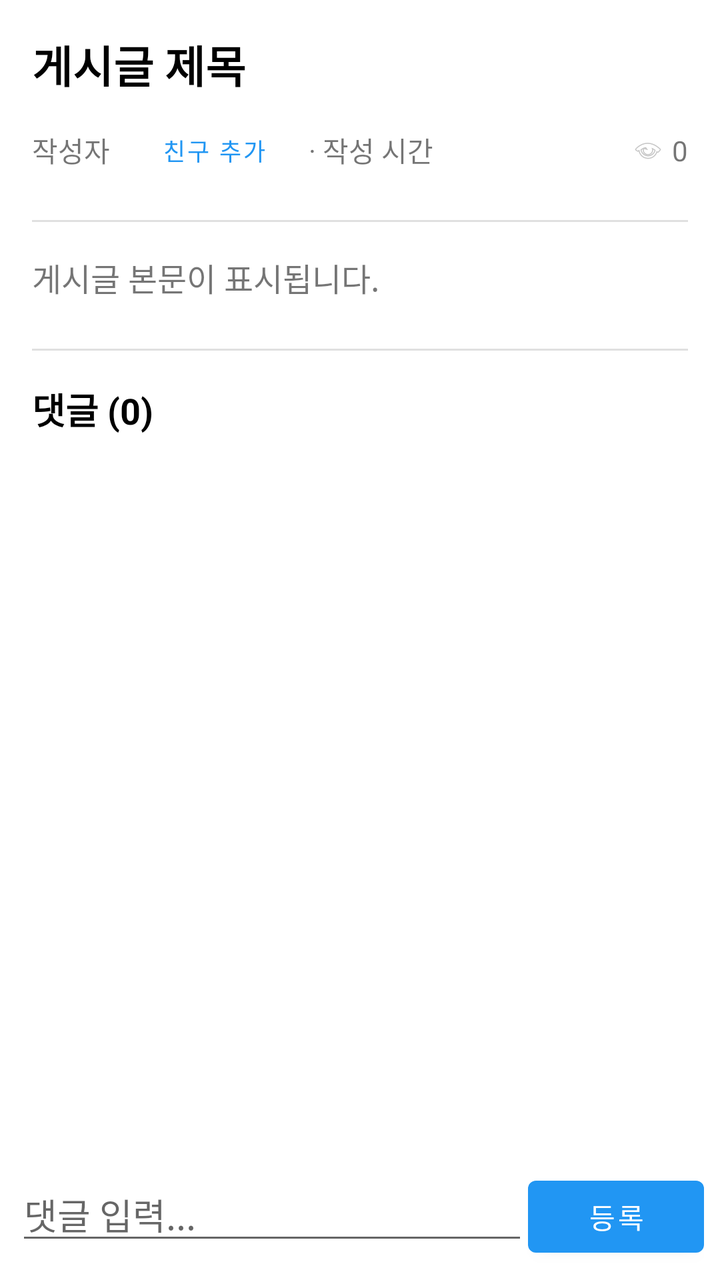
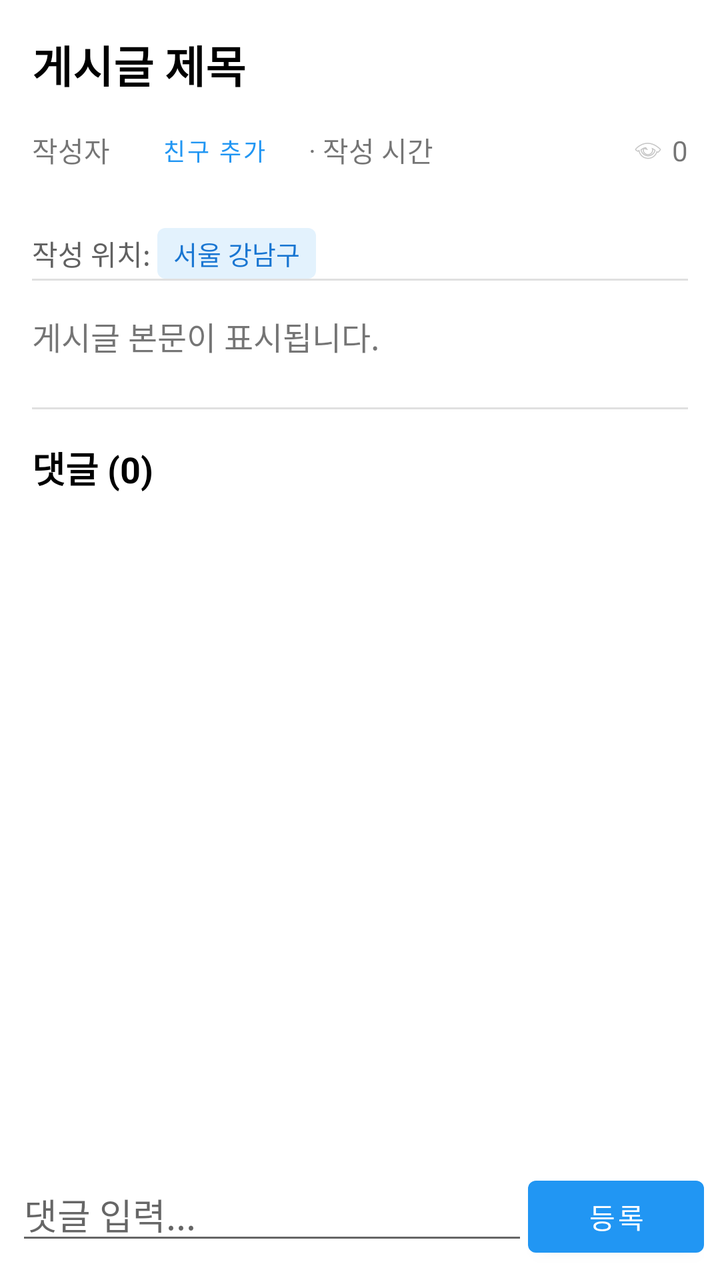

Screens rendered from an Android XML layout before and after an edit, with the pre-edit source and the edit as a unified diff.
<!-- AndroidManifest.xml: activity theme Theme.SocialMyMap -->
<!-- res/layout/activity_post_detail.xml -->
<?xml version="1.0" encoding="utf-8"?>
<RelativeLayout xmlns:android="http://schemas.android.com/apk/res/android"
    android:layout_width="match_parent"
    android:layout_height="match_parent"
    android:fitsSystemWindows="true">

    <LinearLayout
        android:id="@+id/comment_input_layout"
        android:layout_width="match_parent"
        android:layout_height="wrap_content"
        android:layout_alignParentBottom="true"
        android:orientation="horizontal"
        android:padding="8dp"
        android:background="@android:color/white">

        <EditText
            android:id="@+id/et_comment"
            android:layout_width="0dp"
            android:layout_height="wrap_content"
            android:layout_weight="1"
            android:hint="댓글 입력..." />

        <Button
            android:id="@+id/btn_submit_comment"
            android:layout_width="wrap_content"
            android:layout_height="wrap_content"
            android:text="등록" />
    </LinearLayout>

    <androidx.core.widget.NestedScrollView
        android:layout_width="match_parent"
        android:layout_height="match_parent"
        android:layout_above="@id/comment_input_layout">

        <LinearLayout
            android:layout_width="match_parent"
            android:layout_height="wrap_content"
            android:orientation="vertical"
            android:padding="16dp">

            <TextView
                android:id="@+id/tv_detail_title"
                android:layout_width="wrap_content"
                android:layout_height="wrap_content"
                android:text="게시글 제목"
                android:textSize="22sp"
                android:textStyle="bold"
                android:textColor="@android:color/black" />

            <LinearLayout
                android:layout_width="match_parent"
                android:layout_height="wrap_content"
                android:orientation="horizontal"
                android:layout_marginTop="8dp"
                android:layout_marginBottom="16dp"
                android:gravity="center_vertical">

                <TextView
                    android:id="@+id/tv_detail_author"
                    android:layout_width="wrap_content"
                    android:layout_height="wrap_content"
                    android:text="작성자" />

                <Button
                    android:id="@+id/btn_add_friend"
                    android:layout_width="wrap_content"
                    android:layout_height="wrap_content"
                    android:text="친구 추가"
                    android:textSize="12sp"
                    android:textColor="#2196F3"
                    android:paddingStart="8dp"
                    android:paddingEnd="8dp"
                    android:layout_marginStart="8dp"
                    android:minHeight="0dp"
                    android:background="?attr/selectableItemBackground"/>

                <TextView
                    android:layout_width="wrap_content"
                    android:layout_height="wrap_content"
                    android:text=" · " />

                <TextView
                    android:id="@+id/tv_detail_time"
                    android:layout_width="wrap_content"
                    android:layout_height="wrap_content"
                    android:text="작성 시간" />

                <View
                    android:layout_width="0dp"
                    android:layout_height="0dp"
                    android:layout_weight="1" />

                <ImageView
                    android:layout_width="16dp"
                    android:layout_height="16dp"
                    android:src="@android:drawable/ic_menu_view"
                    android:alpha="0.5" />
                <TextView
                    android:id="@+id/tv_detail_views"
                    android:layout_width="wrap_content"
                    android:layout_height="wrap_content"
                    android:layout_marginStart="4dp"
                    android:text="0" />
            </LinearLayout>

            <View
                android:layout_width="match_parent"
                android:layout_height="1dp"
                android:background="#E0E0E0"
                android:layout_marginBottom="16dp" />

            <TextView
                android:id="@+id/tv_detail_content"
                android:layout_width="match_parent"
                android:layout_height="wrap_content"
                android:text="게시글 본문이 표시됩니다."
                android:textSize="16sp"
                android:lineSpacingExtra="4dp" />

            <View
                android:layout_width="match_parent"
                android:layout_height="1dp"
                android:background="#E0E0E0"
                android:layout_marginTop="24dp"
                android:layout_marginBottom="16dp" />

            <TextView
                android:id="@+id/tv_detail_comment_header"
                android:layout_width="wrap_content"
                android:layout_height="wrap_content"
                android:text="댓글 (0)"
                android:textSize="18sp"
                android:textStyle="bold"
                android:textColor="@android:color/black"
                android:layout_marginBottom="8dp" />

            <androidx.recyclerview.widget.RecyclerView
                android:id="@+id/rv_comments"
                android:layout_width="match_parent"
                android:layout_height="wrap_content" />

        </LinearLayout>
    </androidx.core.widget.NestedScrollView>

</RelativeLayout>
<!-- resources referenced by this layout -->
<resources>
  <style name="Theme.SocialMyMap" parent="Theme.MaterialComponents.DayNight.DarkActionBar">
          
          <item name="colorPrimary">@color/blue_500</item>
          <item name="colorPrimaryVariant">@color/blue_700</item>
          <item name="colorOnPrimary">@color/white</item>
          
          <item name="colorSecondary">@color/teal_200</item>
          <item name="colorSecondaryVariant">@color/teal_700</item>
          <item name="colorOnSecondary">@color/black</item>
          
          <item name="android:statusBarColor" tools:targetApi="l">?attr/colorPrimaryVariant</item>
          
  
          
          <item name="android:windowDrawsSystemBarBackgrounds">true</item>
          <item name="android:statusBarColor">@android:color/transparent</item>
          <item name="android:navigationBarColor">@android:color/transparent</item>
          <item name="android:windowLightStatusBar">true</item>
          <item name="android:windowLightNavigationBar" tools:targetApi="o_mr1">true</item>
      </style>
  <color name="blue_500">#2196F3</color>
  <color name="blue_700">#1976D2</color>
  <color name="white">#FFFFFFFF</color>
  <color name="teal_200">#FF03DAC5</color>
  <color name="teal_700">#FF018786</color>
  <color name="black">#FF000000</color>
</resources>

<!-- the commit's change to res/layout/activity_post_detail.xml (unified diff, before → after) -->
@@ -103,6 +103,31 @@
                     android:text="0" />
             </LinearLayout>
 
+            <LinearLayout
+                android:id="@+id/layout_detail_region"
+                android:layout_width="wrap_content"
+                android:layout_height="wrap_content"
+                android:orientation="horizontal"
+                android:layout_marginTop="4dp"
+                android:gravity="center_vertical">
+
+                <TextView
+                    android:layout_width="wrap_content"
+                    android:layout_height="wrap_content"
+                    android:text="작성 위치: "
+                    android:textSize="14sp"
+                    android:textColor="#616161"/>
+
+                <TextView
+                    android:id="@+id/tv_detail_region"
+                    android:layout_width="wrap_content"
+                    android:layout_height="wrap_content"
+                    android:background="@drawable/region_badge_background"
+                    android:text="서울 강남구"
+                    android:textSize="13sp"
+                    android:textColor="#1976D2"/>
+            </LinearLayout>
+
             <View
                 android:layout_width="match_parent"
                 android:layout_height="1dp"
<!-- resource entries referenced after the edit -->
@@ -1,5 +1,17 @@
 <!-- resources referenced by this layout -->
 <resources>
+  <!-- drawable region_badge_background (drawable) -->
+  <?xml version="1.0" encoding="utf-8"?>
+  <shape xmlns:android="http://schemas.android.com/apk/res/android"
+      android:shape="rectangle">
+      <solid android:color="#E3F2FD"/>
+      <corners android:radius="4dp"/>
+      <padding
+          android:left="8dp"
+          android:right="8dp"
+          android:top="3dp"
+          android:bottom="3dp"/>
+  </shape>
   <style name="Theme.SocialMyMap" parent="Theme.MaterialComponents.DayNight.DarkActionBar">
           
           <item name="colorPrimary">@color/blue_500</item>
